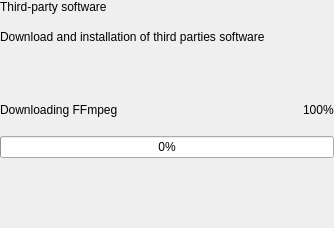
Before: the Qt Designer form ui/designer/ui_third_party_install_widget.ui in herlegon/hinstall-wss-gui, drawn with Qt 5.
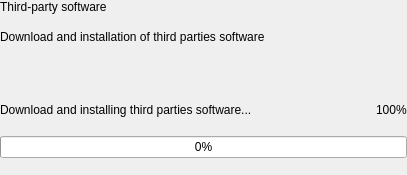
After: the same form once the commit is applied.

Patch:
```diff
--- a/ui/designer/ui_third_party_install_widget.ui
+++ b/ui/designer/ui_third_party_install_widget.ui
@@ -6,8 +6,8 @@
    <rect>
     <x>0</x>
     <y>0</y>
-    <width>334</width>
-    <height>228</height>
+    <width>407</width>
+    <height>175</height>
    </rect>
   </property>
   <property name="windowTitle">
@@ -53,7 +53,7 @@
        <item>
         <widget class="QLabel" name="indicator_step">
          <property name="text">
-          <string>Downloading FFmpeg</string>
+          <string>Download and installing third parties software...</string>
          </property>
         </widget>
        </item>
```
